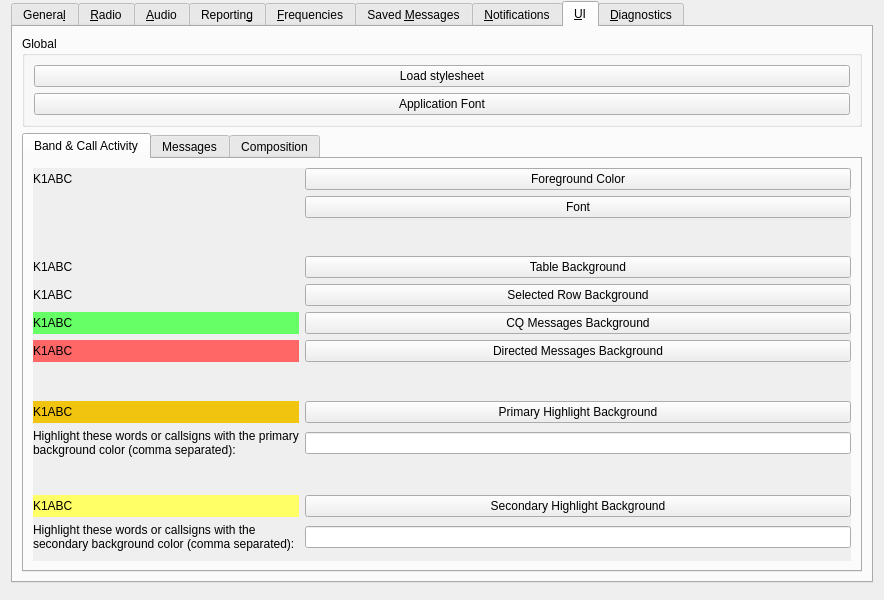
Before: the Qt Designer form JS8_UI/Configuration.ui in wmiler/JS8Call-improved, drawn with Qt 5.
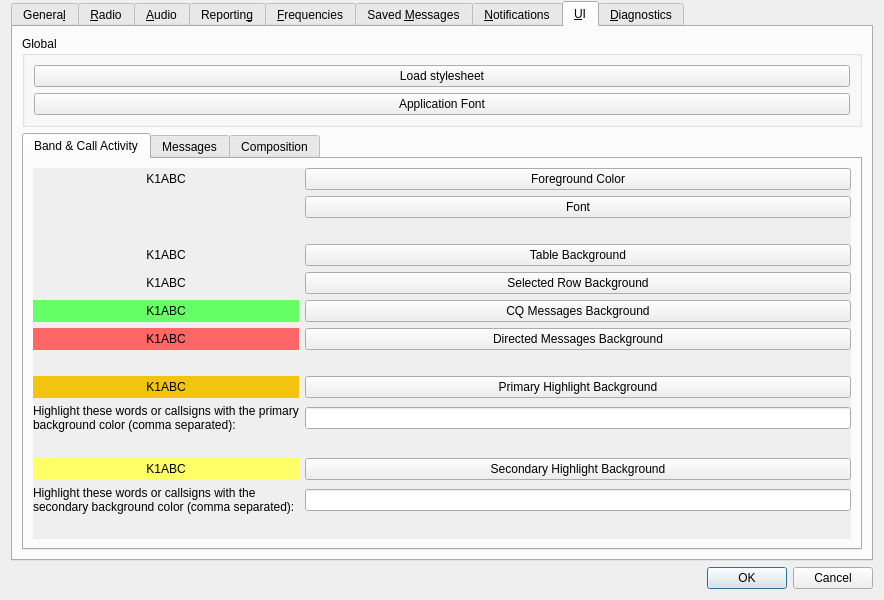
After: the same form once the commit is applied. The open tabs and pages were chosen to show the change. Custom widgets are drawn as their Qt base class.

```diff
--- a/JS8_UI/Configuration.ui
+++ b/JS8_UI/Configuration.ui
@@ -3184,7 +3184,10 @@
            <item>
             <widget class="QScrollArea" name="scrollArea_8">
              <property name="frameShape">
-              <enum>QFrame::NoFrame</enum>
+              <enum>QFrame::Shape::NoFrame</enum>
+             </property>
+             <property name="frameShadow">
+              <enum>QFrame::Shadow::Plain</enum>
              </property>
              <property name="lineWidth">
               <number>0</number>
@@ -3196,9 +3199,9 @@
               <property name="geometry">
                <rect>
                 <x>0</x>
-                <y>-23</y>
-                <width>808</width>
-                <height>430</height>
+                <y>0</y>
+                <width>297</width>
+                <height>827</height>
                </rect>
               </property>
               <layout class="QVBoxLayout" name="verticalLayout_14">
@@ -3240,6 +3243,9 @@
                  </item>
                  <item row="10" column="1">
                   <spacer name="verticalSpacer_17">
+                   <property name="orientation">
+                    <enum>Qt::Orientation::Vertical</enum>
+                   </property>
                    <property name="sizeHint" stdset="0">
                     <size>
                      <width>20</width>
@@ -3310,6 +3316,9 @@
                    <property name="text">
                     <string>K1ABC</string>
                    </property>
+                   <property name="alignment">
+                    <set>Qt::AlignmentFlag::AlignCenter</set>
+                   </property>
                   </widget>
                  </item>
                  <item row="8" column="0">
@@ -3326,10 +3335,16 @@
                    <property name="text">
                     <string>K1ABC</string>
                    </property>
+                   <property name="alignment">
+                    <set>Qt::AlignmentFlag::AlignCenter</set>
+                   </property>
                   </widget>
                  </item>
                  <item row="7" column="1">
                   <spacer name="verticalSpacer_11">
+                   <property name="orientation">
+                    <enum>Qt::Orientation::Vertical</enum>
+                   </property>
                    <property name="sizeHint" stdset="0">
                     <size>
                      <width>20</width>
@@ -3406,6 +3421,9 @@
                    <property name="text">
                     <string>K1ABC</string>
                    </property>
+                   <property name="alignment">
+                    <set>Qt::AlignmentFlag::AlignCenter</set>
+                   </property>
                   </widget>
                  </item>
                  <item row="3" column="0">
@@ -3453,6 +3471,9 @@
                    <property name="text">
                     <string>K1ABC</string>
                    </property>
+                   <property name="alignment">
+                    <set>Qt::AlignmentFlag::AlignCenter</set>
+                   </property>
                   </widget>
                  </item>
                  <item row="1" column="1">
@@ -3476,6 +3497,9 @@
                    <property name="text">
                     <string>K1ABC</string>
                    </property>
+                   <property name="alignment">
+                    <set>Qt::AlignmentFlag::AlignCenter</set>
+                   </property>
                   </widget>
                  </item>
                  <item row="6" column="0">
@@ -3492,6 +3516,9 @@
                    <property name="text">
                     <string>K1ABC</string>
                    </property>
+                   <property name="alignment">
+                    <set>Qt::AlignmentFlag::AlignCenter</set>
+                   </property>
                   </widget>
                  </item>
                  <item row="6" column="1">
@@ -3542,6 +3569,9 @@
                  </item>
                  <item row="2" column="1">
                   <spacer name="verticalSpacer">
+                   <property name="orientation">
+                    <enum>Qt::Orientation::Vertical</enum>
+                   </property>
                    <property name="sizeHint" stdset="0">
                     <size>
                      <width>20</width>
@@ -3564,14 +3594,20 @@
                    <property name="text">
                     <string>K1ABC</string>
                    </property>
+                   <property name="alignment">
+                    <set>Qt::AlignmentFlag::AlignCenter</set>
+                   </property>
                   </widget>
                  </item>
                 </layout>
                </item>
                <item>
                 <spacer name="verticalSpacer_6">
+                 <property name="orientation">
+                  <enum>Qt::Orientation::Vertical</enum>
+                 </property>
                  <property name="sizeType">
-                  <enum>QSizePolicy::Fixed</enum>
+                  <enum>QSizePolicy::Policy::Expanding</enum>
                  </property>
                  <property name="sizeHint" stdset="0">
                   <size>
@@ -3988,8 +4024,11 @@
 resetting the radio interface and applying any
 soundcard changes</string>
      </property>
+     <property name="orientation">
+      <enum>Qt::Orientation::Horizontal</enum>
+     </property>
      <property name="standardButtons">
-      <set>QDialogButtonBox::NoButton</set>
+      <set>QDialogButtonBox::StandardButton::Cancel|QDialogButtonBox::StandardButton::Ok</set>
      </property>
     </widget>
    </item>
```
Left out of the diff: 301 changed lines with no effect on the pictures.
